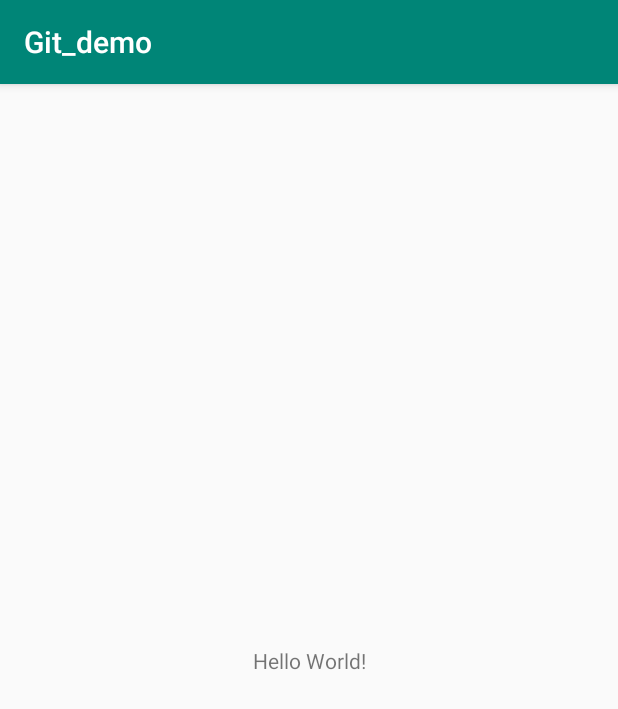
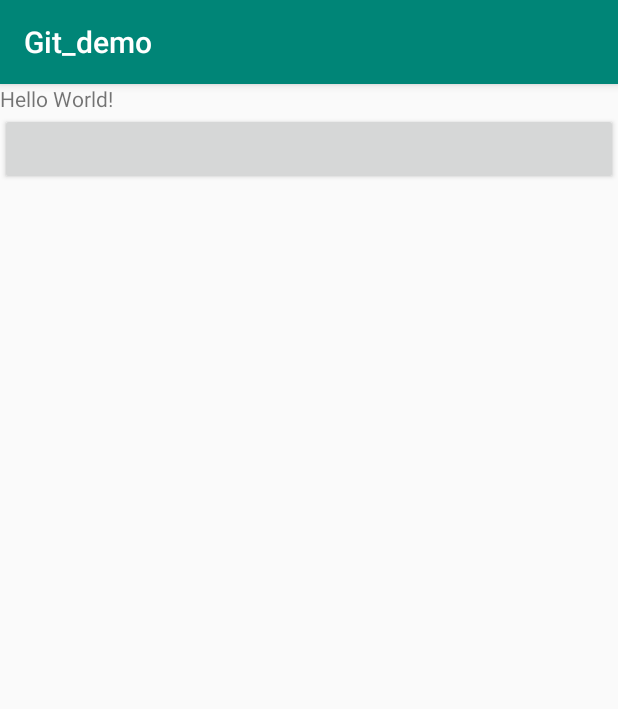
Before and after one commit to yuanyahui1/Git_demo, an Android app: the screen it shows after launch (MainActivity), on a phone screen of 412 x 824 dp. Shown: the top 709 px of the screen. Run offline under Robolectric (Android 15) with nearby library versions, the phone set to English and light mode, and no system bars.

Commit message:
第二次改动 2019年6月9日16:59:05

```diff
--- a/app/src/main/java/com/bawei/git_demo/MainActivity.java
+++ b/app/src/main/java/com/bawei/git_demo/MainActivity.java
@@ -2,6 +2,7 @@ package com.bawei.git_demo;
 
 import android.support.v7.app.AppCompatActivity;
 import android.os.Bundle;
+import android.widget.TextView;
 
 public class MainActivity extends AppCompatActivity {
 
@@ -9,5 +10,8 @@ public class MainActivity extends AppCompatActivity {
     protected void onCreate(Bundle savedInstanceState) {
         super.onCreate(savedInstanceState);
         setContentView(R.layout.activity_main);
+
+        //注释：演示用
+        TextView tv_Name = new TextView(this, null);
     }
 }
--- a/app/src/main/res/layout/activity_main.xml
+++ b/app/src/main/res/layout/activity_main.xml
@@ -1,8 +1,9 @@
 <?xml version="1.0" encoding="utf-8"?>
-<android.support.constraint.ConstraintLayout xmlns:android="http://schemas.android.com/apk/res/android"
+<LinearLayout xmlns:android="http://schemas.android.com/apk/res/android"
     xmlns:app="http://schemas.android.com/apk/res-auto"
     xmlns:tools="http://schemas.android.com/tools"
     android:layout_width="match_parent"
+    android:orientation="vertical"
     android:layout_height="match_parent"
     tools:context=".MainActivity">
 
@@ -14,5 +15,7 @@
         app:layout_constraintLeft_toLeftOf="parent"
         app:layout_constraintRight_toRightOf="parent"
         app:layout_constraintTop_toTopOf="parent" />
-
-</android.support.constraint.ConstraintLayout>
+    <Button
+        android:layout_width="match_parent"
+        android:layout_height="wrap_content" />
+</LinearLayout>
```
